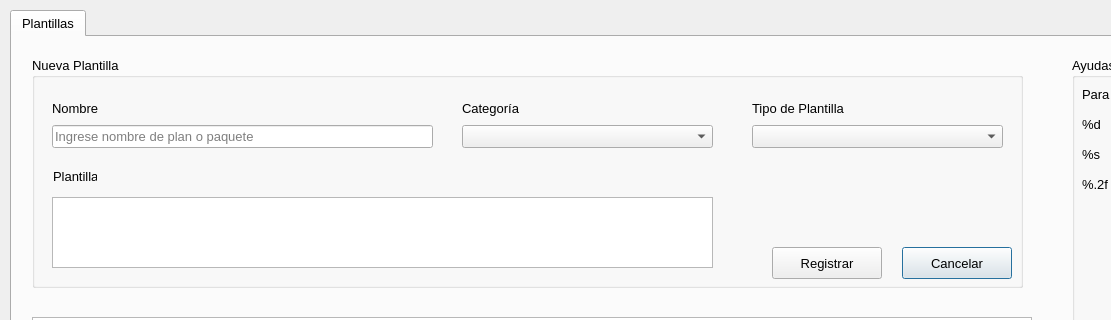
First picture: the form in modules/Settings/templates.ui, repository ceeck65/assistent-inter-app, before the edit; both pictures show x 0 to 1111 and y 0 to 320 of the 1378 by 694 pixel window.
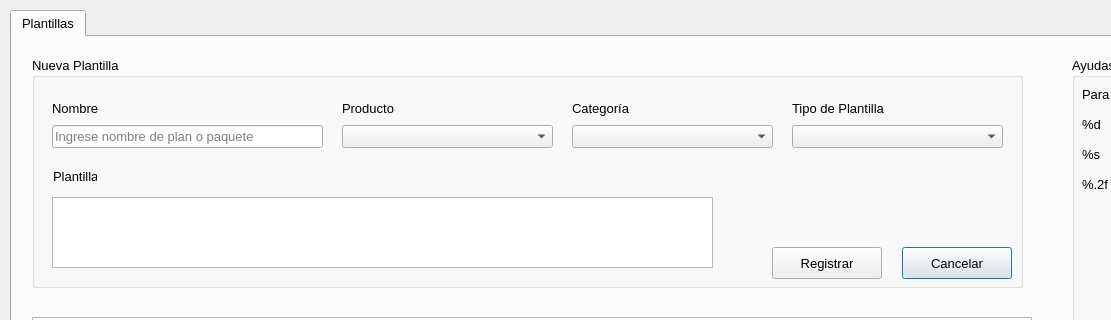
Second picture: the form after the edit. Icons and pictures are not drawn.

Diff of the .ui file:
```diff
--- a/modules/Settings/templates.ui
+++ b/modules/Settings/templates.ui
@@ -89,7 +89,7 @@
        <rect>
         <x>20</x>
         <y>40</y>
-        <width>381</width>
+        <width>271</width>
         <height>51</height>
        </rect>
       </property>
@@ -113,34 +113,12 @@
        </item>
       </layout>
      </widget>
-     <widget class="QWidget" name="layoutWidget_2">
-      <property name="geometry">
-       <rect>
-        <x>430</x>
-        <y>40</y>
-        <width>251</width>
-        <height>51</height>
-       </rect>
-      </property>
-      <layout class="QVBoxLayout" name="verticalLayout_9">
-       <item>
-        <widget class="QLabel" name="label_9">
-         <property name="text">
-          <string>Categoría</string>
-         </property>
-        </widget>
-       </item>
-       <item>
-        <widget class="QComboBox" name="plans_package"/>
-       </item>
-      </layout>
-     </widget>
      <widget class="QWidget" name="layoutWidget_3">
       <property name="geometry">
        <rect>
-        <x>720</x>
+        <x>760</x>
         <y>40</y>
-        <width>251</width>
+        <width>211</width>
         <height>51</height>
        </rect>
       </property>
@@ -180,6 +158,50 @@
        <string>Plantilla</string>
       </property>
      </widget>
+     <widget class="QWidget" name="layoutWidget_4">
+      <property name="geometry">
+       <rect>
+        <x>310</x>
+        <y>40</y>
+        <width>211</width>
+        <height>51</height>
+       </rect>
+      </property>
+      <layout class="QVBoxLayout" name="verticalLayout_10">
+       <item>
+        <widget class="QLabel" name="label_10">
+         <property name="text">
+          <string>Producto</string>
+         </property>
+        </widget>
+       </item>
+       <item>
+        <widget class="QComboBox" name="products"/>
+       </item>
+      </layout>
+     </widget>
+     <widget class="QWidget" name="layoutWidget_2">
+      <property name="geometry">
+       <rect>
+        <x>540</x>
+        <y>40</y>
+        <width>201</width>
+        <height>51</height>
+       </rect>
+      </property>
+      <layout class="QVBoxLayout" name="verticalLayout_9">
+       <item>
+        <widget class="QLabel" name="label_9">
+         <property name="text">
+          <string>Categoría</string>
+         </property>
+        </widget>
+       </item>
+       <item>
+        <widget class="QComboBox" name="plans_package"/>
+       </item>
+      </layout>
+     </widget>
     </widget>
     <widget class="QTableView" name="tbl_templates">
      <property name="geometry">
```
